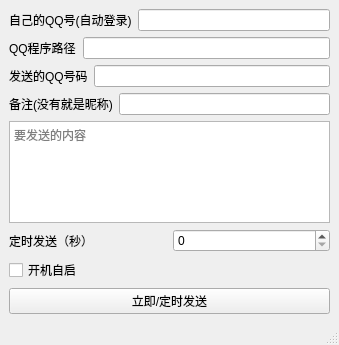
First picture: the form in mainwindow.ui, repository iwxyi/QQSendMessage, before the edit.
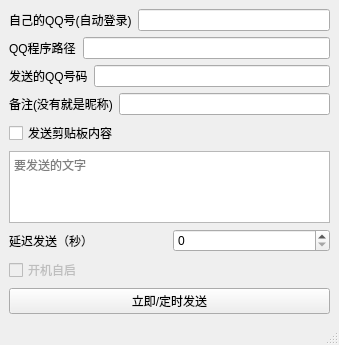
Second picture: the form after the edit.

Commit message: 支持发送剪贴板内容（可与纯文字一起发送）

What changed in the file:
```diff
--- a/mainwindow.ui
+++ b/mainwindow.ui
@@ -77,12 +77,19 @@
       </item>
      </layout>
     </item>
+    <item>
+     <widget class="QCheckBox" name="pasteCheck">
+      <property name="text">
+       <string>发送剪贴板内容</string>
+      </property>
+     </widget>
+    </item>
     <item>
      <layout class="QHBoxLayout" name="horizontalLayout_3">
       <item>
        <widget class="QTextEdit" name="sendContentEdit">
         <property name="placeholderText">
-         <string>要发送的内容</string>
+         <string>要发送的文字</string>
         </property>
        </widget>
       </item>
@@ -96,7 +103,7 @@
       <item>
        <widget class="QLabel" name="label_4">
         <property name="text">
-         <string>定时发送（秒）</string>
+         <string>延迟发送（秒）</string>
         </property>
        </widget>
       </item>
@@ -107,6 +114,9 @@
     </item>
     <item>
      <widget class="QCheckBox" name="autoStartCheck">
+      <property name="enabled">
+       <bool>false</bool>
+      </property>
       <property name="text">
        <string>开机自启</string>
       </property>
```
The commit also changes 3 other files.
